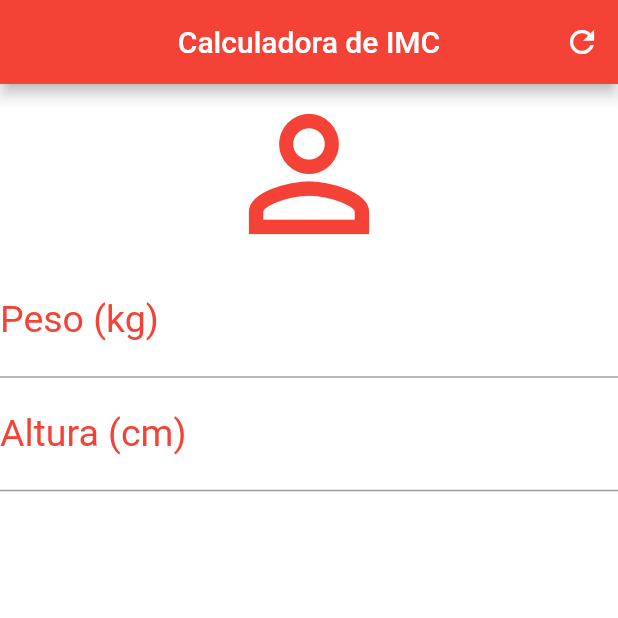
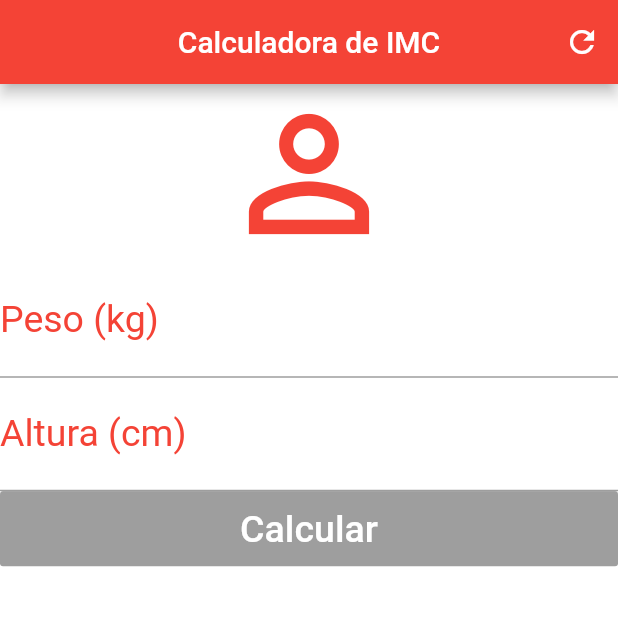
Before and after one commit to rafa7w/imc, a Flutter app: the screen it shows after launch, on a phone screen of 412 x 824 dp, the top half of it. Run offline on Flutter 3.47's test engine with Material 2 defaults, Android fonts, the phone set to English and light mode, and no system bars.

Commit message:
add calculate button

```diff
--- a/lib/main.dart
+++ b/lib/main.dart
@@ -1,3 +1,5 @@
+// ignore_for_file: sized_box_for_whitespace
+
 import 'package:flutter/material.dart';
 
 void main() {
@@ -29,9 +31,9 @@ class _HomeState extends State<Home> {
       backgroundColor: Colors.white,
       body: Column(
         crossAxisAlignment: CrossAxisAlignment.stretch,
-        children: const [
-          Icon(Icons.person_outline, size: 120, color: Colors.red),
-          TextField(
+        children: [
+          const Icon(Icons.person_outline, size: 120, color: Colors.red),
+          const TextField(
             keyboardType: TextInputType.number,
             decoration: InputDecoration(
                 labelText: 'Peso (kg)',
@@ -39,14 +41,29 @@ class _HomeState extends State<Home> {
             textAlign: TextAlign.center,
             style: TextStyle(color: Colors.red, fontSize: 25),
           ),
-          TextField(
+          const TextField(
             keyboardType: TextInputType.number,
             decoration: InputDecoration(
                 labelText: 'Altura (cm)',
                 labelStyle: TextStyle(color: Colors.red)),
             textAlign: TextAlign.center,
             style: TextStyle(color: Colors.red, fontSize: 25),
-          )
+          ),
+          Container(
+            height: 50.0,
+            // ignore: prefer_const_constructors, deprecated_member_use
+            child: RaisedButton(
+              onPressed: null,
+              child: const Text(
+                'Calcular',
+                style: TextStyle(
+                  color: Colors.white,
+                  fontSize: 25.0,
+                ),
+              ),
+              color: Colors.red,
+            ),
+          ),
         ],
       ),
     );
```
